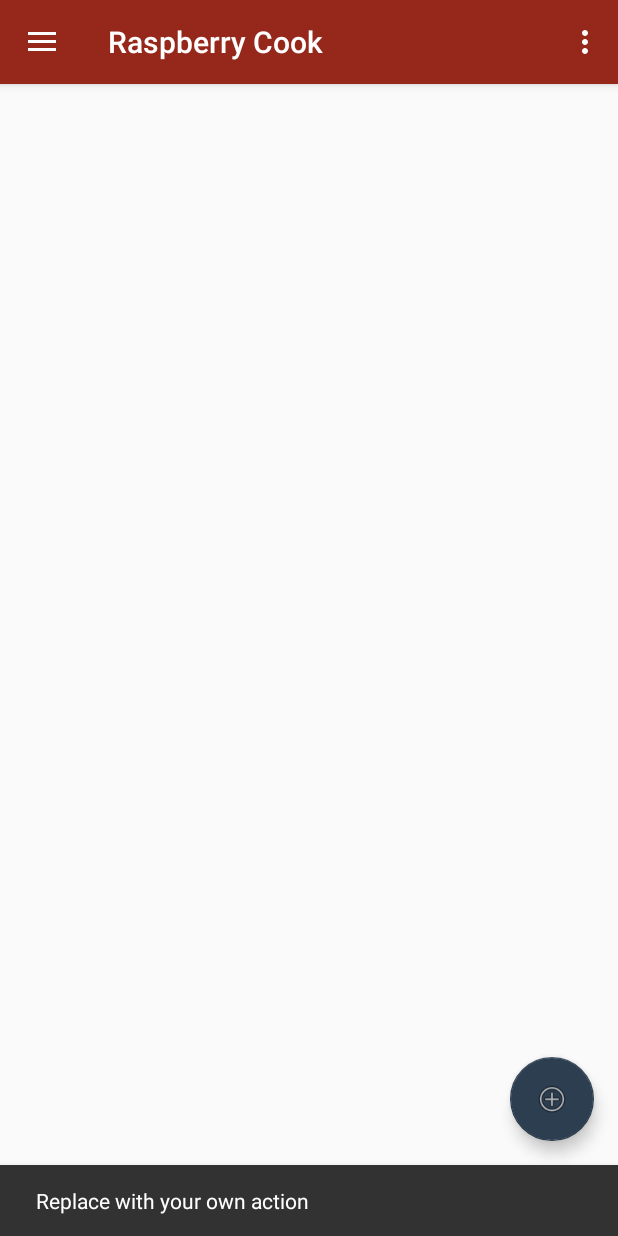
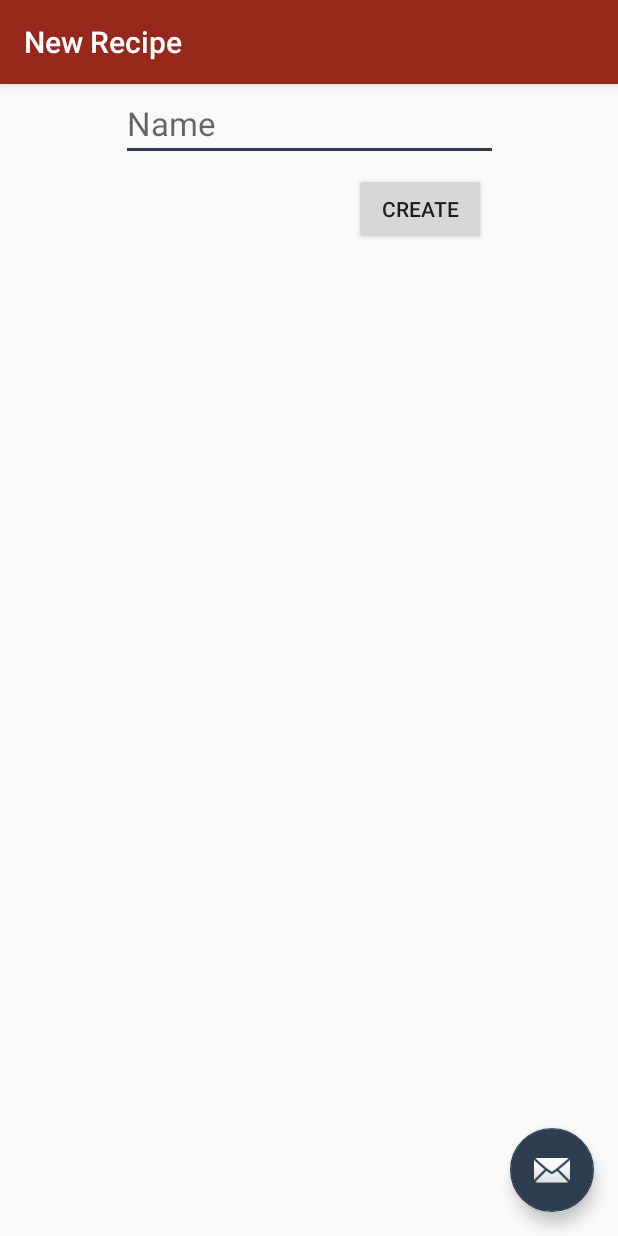
Before and after one commit to RaspberryCook/android_application, an Android app: the screen it shows after launch (MainActivity before the commit, NewRecipeActivity after it), after a tap on an icon or button, on a phone screen of 412 x 824 dp. Run offline under Robolectric (Android 15) with nearby library versions, the phone set to English and light mode, and no system bars.

Commit message:
Build form to create recipe

```diff
--- a/app/src/main/AndroidManifest.xml
+++ b/app/src/main/AndroidManifest.xml
@@ -22,6 +22,10 @@
         <activity
             android:name=".RecipeActivity"
             android:label="@string/title_activity_recipe"
+            android:theme="@style/AppTheme.NoActionBar" />
+        <activity
+            android:name=".NewRecipeActivity"
+            android:label="@string/title_activity_new_recipe"
             android:theme="@style/AppTheme.NoActionBar"></activity>
     </application>
 
--- a/app/src/main/java/com/rousseau_alexandre/raspberrycook/MainActivity.java
+++ b/app/src/main/java/com/rousseau_alexandre/raspberrycook/MainActivity.java
@@ -33,8 +33,7 @@ public class MainActivity extends AppCompatActivity
         fab.setOnClickListener(new View.OnClickListener() {
             @Override
             public void onClick(View view) {
-                Snackbar.make(view, "Replace with your own action", Snackbar.LENGTH_LONG)
-                        .setAction("Action", null).show();
+                startActivity(new Intent(MainActivity.this, NewRecipeActivity.class));
             }
         });
 
--- /dev/null
+++ b/app/src/main/java/com/rousseau_alexandre/raspberrycook/NewRecipeActivity.java
@@ -0,0 +1,37 @@
+package com.rousseau_alexandre.raspberrycook;
+
+import android.content.Intent;
+import android.os.Bundle;
+import android.support.design.widget.FloatingActionButton;
+import android.support.design.widget.Snackbar;
+import android.support.v7.app.AppCompatActivity;
+import android.support.v7.widget.Toolbar;
+import android.view.View;
+import android.widget.Button;
+import android.widget.EditText;
+
+/**
+ * Form to create a new recipe
+ */
+public class NewRecipeActivity extends AppCompatActivity {
+
+    @Override
+    protected void onCreate(Bundle savedInstanceState) {
+        super.onCreate(savedInstanceState);
+        setContentView(R.layout.activity_new_recipe);
+        Toolbar toolbar = (Toolbar) findViewById(R.id.toolbar);
+        setSupportActionBar(toolbar);
+
+        final EditText name = (EditText) findViewById(R.id.nameText);
+        Button btnSubmit = (Button) findViewById(R.id.submitButton);
+
+        btnSubmit.setOnClickListener(new View.OnClickListener() {
+            @Override
+            public void onClick(View v) {
+                Recipe recipe = new Recipe(name.getText().toString());
+                recipe.insert(NewRecipeActivity.this);
+                finish();
+            }
+        });
+    }
+}
--- /dev/null
+++ b/app/src/main/res/layout/activity_new_recipe.xml
@@ -0,0 +1,34 @@
+<?xml version="1.0" encoding="utf-8"?>
+<android.support.design.widget.CoordinatorLayout xmlns:android="http://schemas.android.com/apk/res/android"
+    xmlns:app="http://schemas.android.com/apk/res-auto"
+    xmlns:tools="http://schemas.android.com/tools"
+    android:layout_width="match_parent"
+    android:layout_height="match_parent"
+    tools:context="com.rousseau_alexandre.raspberrycook.NewRecipeActivity">
+
+    <android.support.design.widget.AppBarLayout
+        android:layout_width="match_parent"
+        android:layout_height="wrap_content"
+        android:theme="@style/AppTheme.AppBarOverlay">
+
+        <android.support.v7.widget.Toolbar
+            android:id="@+id/toolbar"
+            android:layout_width="match_parent"
+            android:layout_height="?attr/actionBarSize"
+            android:background="?attr/colorPrimary"
+            app:popupTheme="@style/AppTheme.PopupOverlay"
+            app:title="New Recipe" />
+
+    </android.support.design.widget.AppBarLayout>
+
+    <include layout="@layout/content_new_recipe" />
+
+    <android.support.design.widget.FloatingActionButton
+        android:id="@+id/fab"
+        android:layout_width="wrap_content"
+        android:layout_height="wrap_content"
+        android:layout_gravity="bottom|end"
+        android:layout_margin="@dimen/fab_margin"
+        app:srcCompat="@android:drawable/ic_dialog_email" />
+
+</android.support.design.widget.CoordinatorLayout>
--- /dev/null
+++ b/app/src/main/res/layout/content_new_recipe.xml
@@ -0,0 +1,36 @@
+<?xml version="1.0" encoding="utf-8"?>
+<android.support.constraint.ConstraintLayout xmlns:android="http://schemas.android.com/apk/res/android"
+    xmlns:app="http://schemas.android.com/apk/res-auto"
+    xmlns:tools="http://schemas.android.com/tools"
+    android:layout_width="match_parent"
+    android:layout_height="match_parent"
+    app:layout_behavior="@string/appbar_scrolling_view_behavior"
+    tools:context="com.rousseau_alexandre.raspberrycook.NewRecipeActivity"
+    tools:showIn="@layout/activity_new_recipe">
+
+    <EditText
+        android:id="@+id/nameText"
+        android:layout_width="251dp"
+        android:layout_height="43dp"
+        android:layout_marginLeft="8dp"
+        android:layout_marginRight="8dp"
+        android:layout_marginTop="8dp"
+        android:ems="10"
+        android:hint="Name"
+        android:inputType="textPersonName"
+        android:textAppearance="@android:style/TextAppearance.Material.Large"
+        app:layout_constraintLeft_toLeftOf="parent"
+        app:layout_constraintRight_toRightOf="parent"
+        app:layout_constraintTop_toTopOf="parent" />
+
+    <Button
+        android:id="@+id/submitButton"
+        android:layout_width="wrap_content"
+        android:layout_height="wrap_content"
+        android:layout_marginRight="8dp"
+        android:layout_marginTop="8dp"
+        android:text="create"
+        app:layout_constraintRight_toRightOf="@+id/nameText"
+        app:layout_constraintTop_toBottomOf="@+id/nameText" />
+
+</android.support.constraint.ConstraintLayout>
--- a/app/src/main/res/values/strings.xml
+++ b/app/src/main/res/values/strings.xml
@@ -6,4 +6,5 @@
 
     <string name="action_settings">Settings</string>
     <string name="title_activity_recipe">RecipeActivity</string>
+    <string name="title_activity_new_recipe">New Recipe</string>
 </resources>
```
